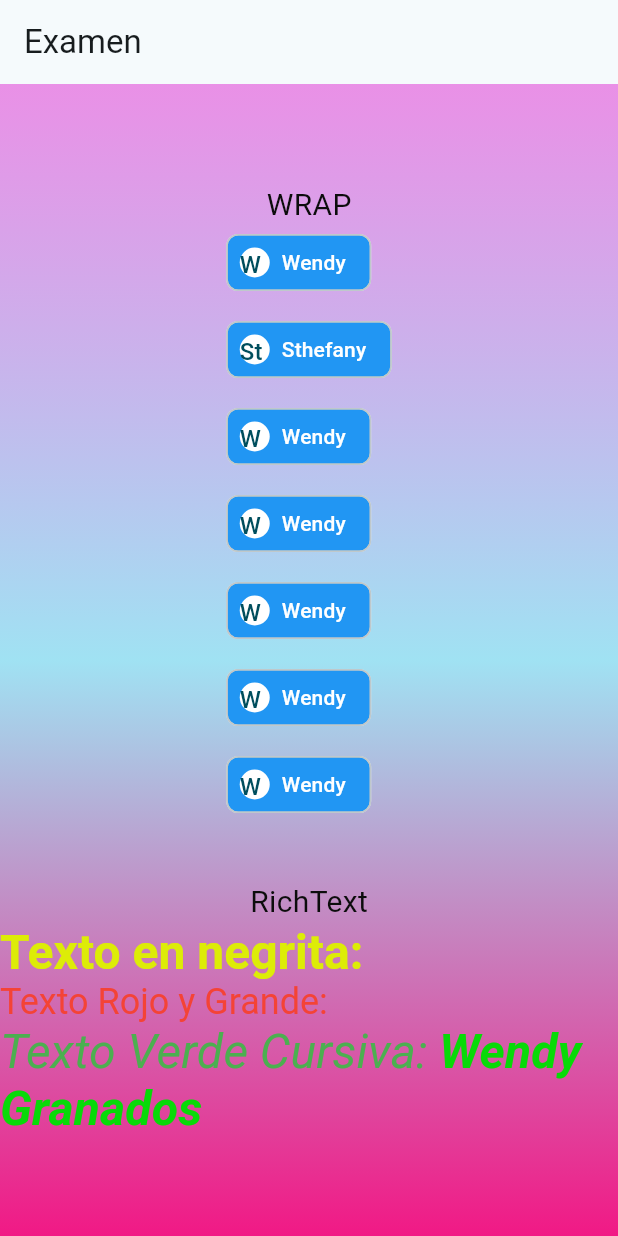
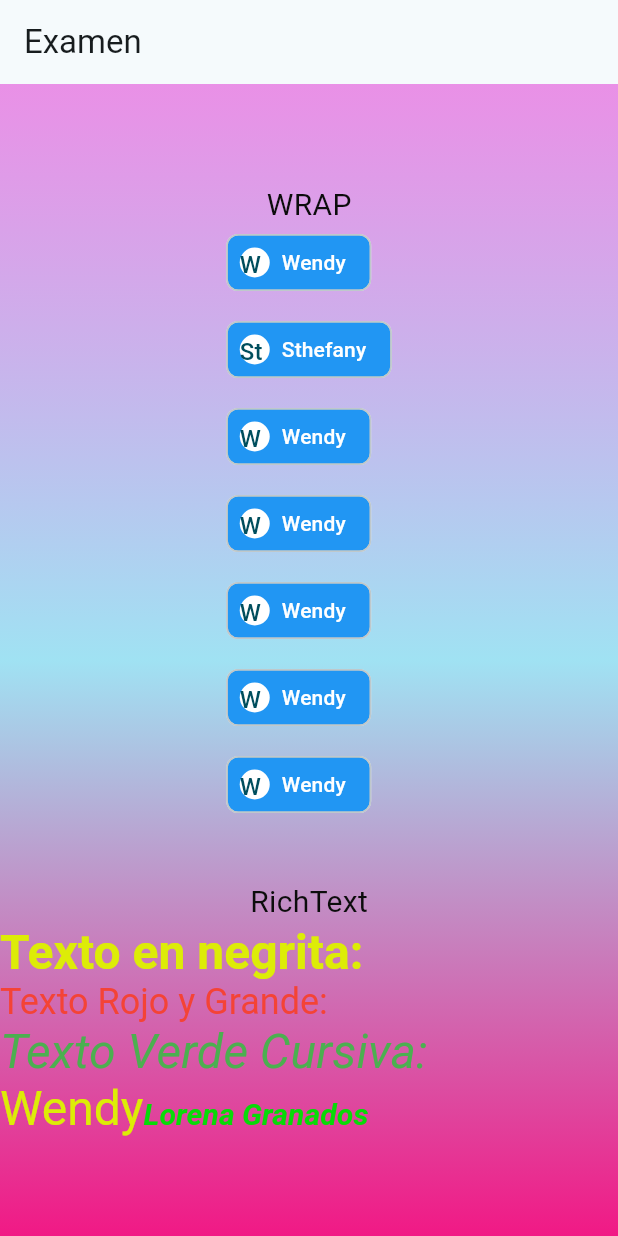
Before and after one commit to granadoshernandez/eval2_sis22, a Flutter app: the AcercaDe screen opened directly, on a phone screen of 412 x 824 dp. Run offline on Flutter 3.47's test engine with Material 2 defaults, Android fonts, the phone set to English and light mode, and no system bars; our stand-ins replace cloud_firestore, firebase_auth, firebase_core, quickalert; accounts and stored records are empty.

```diff
--- a/lib/pages/AcercaDe.dart
+++ b/lib/pages/AcercaDe.dart
@@ -83,12 +83,14 @@ class AcercaDe extends StatelessWidget {
                         fontStyle: FontStyle.italic,
                       ),
                     ),
+                    TextSpan(text: 'Wendy'),
                     TextSpan(
-                        text: 'Wendy Granados',
+                        text: 'Lorena Granados',
                         style: TextStyle(
                           color: Color.fromARGB(255, 8, 218, 8),
                           fontStyle: FontStyle.italic,
                           fontWeight: FontWeight.bold,
+                          fontSize: 20,
                         )),
                   ],
                 ),
```
